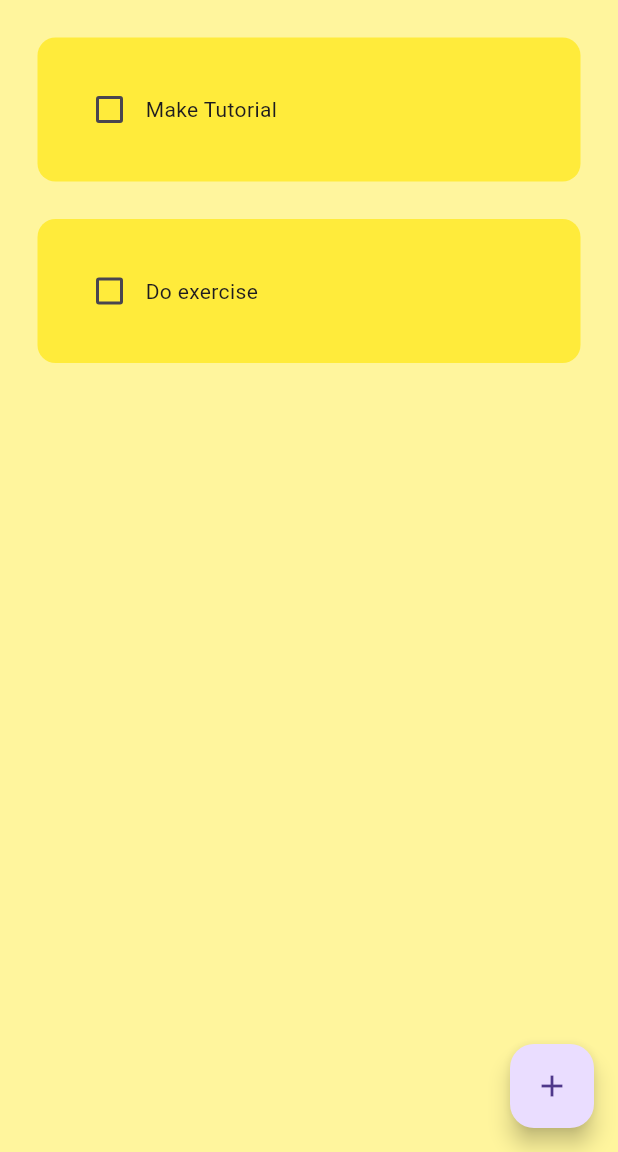
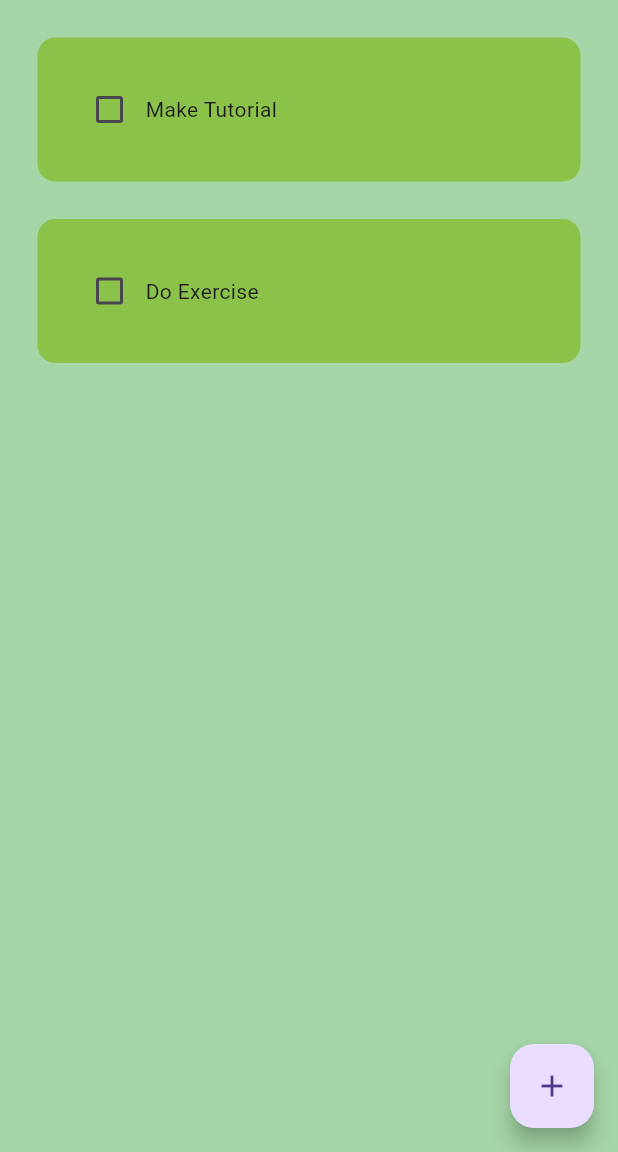
Before and after one commit to frankBYUI1/web_app2024, a Flutter app: the screen it shows after launch, on a phone screen of 412 x 824 dp, the part 84-1236 px from its top. Run offline on Flutter 3.47's test engine with Material 3 defaults, Android fonts, the phone set to English and light mode, and no system bars; drawn by our look-alikes of flutter_slidable; our stand-ins replace hive_flutter; accounts and stored records are empty.

Commit message:
final commit

```diff
--- /dev/null
+++ b/web_app/lib/data/database.dart
@@ -0,0 +1,26 @@
+import 'package:hive_flutter/hive_flutter.dart';
+
+class ToDoDataBase {
+  List toDoList = [];
+
+  // reference our box
+  final _myBox = Hive.box('mybox');
+
+  // run this method if this is the 1st time ever opening this app
+  void createInitialData() {
+    toDoList = [
+      ["Make Tutorial", false],
+      ["Do Exercise", false],
+    ];
+  }
+
+  // load the data from the database
+  void loadData() {
+    toDoList = _myBox.get('TODOLIST');
+  }
+
+  // update the database
+  void updateDataBase() {
+    _myBox.put("TODOLIST", toDoList);
+  }
+}
--- a/web_app/lib/main.dart
+++ b/web_app/lib/main.dart
@@ -1,7 +1,14 @@
 import 'package:flutter/material.dart';
+import 'package:hive_flutter/hive_flutter.dart';
 import 'package:web_app/pages/home_page.dart';
 
-void main() {
+void main() async {
+  // init the hive
+  await Hive.initFlutter();
+
+  // open a box
+  var box = await Hive.openBox('mybox');
+
   runApp(const MyApp());
 }
 
@@ -13,7 +20,7 @@ class MyApp extends StatelessWidget {
     return MaterialApp(
       debugShowCheckedModeBanner: false,
       home: HomePage(),
-      theme: ThemeData(primarySwatch: Colors.yellow),
+      theme: ThemeData(primarySwatch: Colors.green),
     );
   }
 }
--- a/web_app/lib/pages/home_page.dart
+++ b/web_app/lib/pages/home_page.dart
@@ -1,4 +1,6 @@
 import 'package:flutter/material.dart';
+import 'package:hive_flutter/hive_flutter.dart';
+import 'package:web_app/data/database.dart';
 import 'package:web_app/util/dialog_box.dart';
 import 'package:web_app/util/todo_tile.dart';
 
@@ -10,29 +12,42 @@ class HomePage extends StatefulWidget {
 }
 
 class _HomePageState extends State<HomePage> {
+  // reference the hive box
+  final _myBox = Hive.box('mybox');
+  ToDoDataBase db = ToDoDataBase();
+
+  @override
+  void initState() {
+    // if this is the 1st time ever opening the app, then create default data
+    if (_myBox.get("TODOLIST") == null) {
+      db.createInitialData();
+    } else {
+      // there already exists data
+      db.loadData();
+    }
+
+    super.initState();
+  }
+
   // text controller
   final _controller = TextEditingController();
-
-  // list of todo tasks
-  List toDoList = [
-    ["Make Tutorial", false],
-    ["Do exercise", false],
-  ];
 
   // checkbox was tapped
   void checkBoxChanged(bool? value, int index) {
     setState(() {
-      toDoList[index][1] = !toDoList[index][1];
+      db.toDoList[index][1] = !db.toDoList[index][1];
     });
+    db.updateDataBase();
   }
 
   // save new task
   void saveNewTask() {
     setState(() {
-      toDoList.add([_controller.text, false]);
+      db.toDoList.add([_controller.text, false]);
       _controller.clear();
     });
     Navigator.of(context).pop();
+    db.updateDataBase();
   }
 
   // create a new task
@@ -49,10 +64,18 @@ class _HomePageState extends State<HomePage> {
     );
   }
 
+  // delete task
+  void deleteTask(int index) {
+    setState(() {
+      db.toDoList.removeAt(index);
+    });
+    db.updateDataBase();
+  }
+
   @override
   Widget build(BuildContext context) {
     return Scaffold(
-      backgroundColor: Colors.yellow[200],
+      backgroundColor: Colors.green[200],
       appBar: AppBar(
         title: Text('TO DO'),
         elevation: 0,
@@ -62,12 +85,13 @@ class _HomePageState extends State<HomePage> {
         child: Icon(Icons.add),
       ),
       body: ListView.builder(
-        itemCount: toDoList.length,
+        itemCount: db.toDoList.length,
         itemBuilder: (context, index) {
           return ToDoTile(
-            taskName: toDoList[index][0],
-            taskCompleted: toDoList[index][1],
+            taskName: db.toDoList[index][0],
+            taskCompleted: db.toDoList[index][1],
             onChanged: (value) => checkBoxChanged(value, index),
+            deleteFunction: (context) => deleteTask(index),
           );
         },
       ),
--- a/web_app/lib/util/dialog_box.dart
+++ b/web_app/lib/util/dialog_box.dart
@@ -15,7 +15,7 @@ class DialogBox extends StatelessWidget {
   @override
   Widget build(BuildContext context) {
     return AlertDialog(
-      backgroundColor: Colors.yellow[300],
+      backgroundColor: Colors.green[300],
       content: Container(
         height: 120,
         child: Column(
--- a/web_app/lib/util/todo_tile.dart
+++ b/web_app/lib/util/todo_tile.dart
@@ -1,25 +1,37 @@
 import 'package:flutter/material.dart';
+import 'package:flutter_slidable/flutter_slidable.dart';
 
 class ToDoTile extends StatelessWidget {
   final String taskName;
   final bool taskCompleted;
   Function(bool?)? onChanged;
+  Function(BuildContext)? deleteFunction;
 
   ToDoTile({
     super.key,
     required this.taskName,
     required this.taskCompleted,
     required this.onChanged,
+    required this.deleteFunction,
   });
 
   @override
   Widget build(BuildContext context) {
     return Padding(
       padding: const EdgeInsets.only(left: 25.0, right: 25, top: 25),
+      child: Slidable(
+        endActionPane: ActionPane(motion: StretchMotion(), children: [
+          SlidableAction(
+            onPressed: deleteFunction,
+            icon: Icons.delete,
+            backgroundColor: Colors.red.shade300,
+            borderRadius: BorderRadius.circular(12),
+          )
+        ]),
         child: Container(
           padding: EdgeInsets.all(24),
           decoration: BoxDecoration(
-          color: Colors.yellow,
+            color: Colors.lightGreen,
             borderRadius: BorderRadius.circular(12),
           ),
           child: Row(
@@ -43,6 +55,7 @@ class ToDoTile extends StatelessWidget {
             ],
           ),
         ),
+      ),
     );
   }
 }
--- a/web_app/pubspec.yaml
+++ b/web_app/pubspec.yaml
@@ -30,15 +30,19 @@ environment:
 dependencies:
   flutter:
     sdk: flutter
-
+  hive: ^2.2.3
+  hive_flutter: ^1.1.0
 
   # The following adds the Cupertino Icons font to your application.
   # Use with the CupertinoIcons class for iOS style icons.
   cupertino_icons: ^1.0.2
+  flutter_slidable: ^1.2.0
 
 dev_dependencies:
   flutter_test:
     sdk: flutter
+  hive_generator: ^1.1.3
+  build_runner: ^2.1.11
 
   # The "flutter_lints" package below contains a set of recommended lints to
   # encourage good coding practices. The lint set provided by the package is
```
Also changed, not shown: web_app/pubspec.lock, 7 other files. Lines whose indentation alone changed are shown as unchanged.
